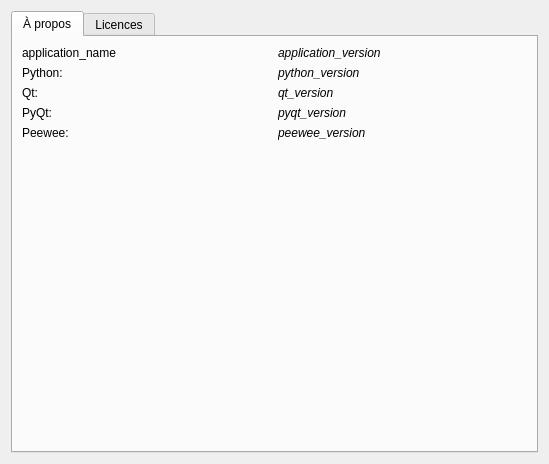
Above: src/ui/dialogs/about.ui from seigneurfuo/MyAnimeManager3 before the change. Below: the same form after it.
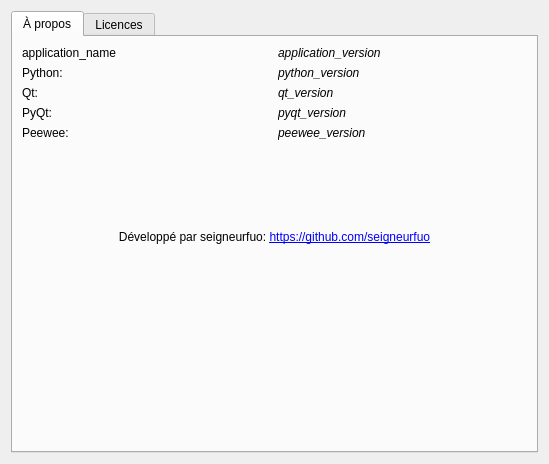
That is the form after the change. Icons and pictures are not drawn.

Commit message: Ajout de petites informations supplémentaires (auteur + lien Github).

Patch:
```diff
--- a/src/ui/dialogs/about.ui
+++ b/src/ui/dialogs/about.ui
@@ -150,6 +150,16 @@
          </item>
         </layout>
        </item>
+       <item>
+        <widget class="QLabel" name="label_2">
+         <property name="text">
+          <string>&lt;html&gt;&lt;head/&gt;&lt;body&gt;&lt;p&gt;Développé par seigneurfuo: &lt;a href=&quot;https://github.com/seigneurfuo&quot;&gt;&lt;span style=&quot; text-decoration: underline; color:#0000ff;&quot;&gt;https://github.com/seigneurfuo&lt;/span&gt;&lt;/a&gt;&lt;/p&gt;&lt;/body&gt;&lt;/html&gt;</string>
+         </property>
+         <property name="alignment">
+          <set>Qt::AlignCenter</set>
+         </property>
+        </widget>
+       </item>
        <item>
         <widget class="QLabel" name="logo">
          <property name="text">
```
